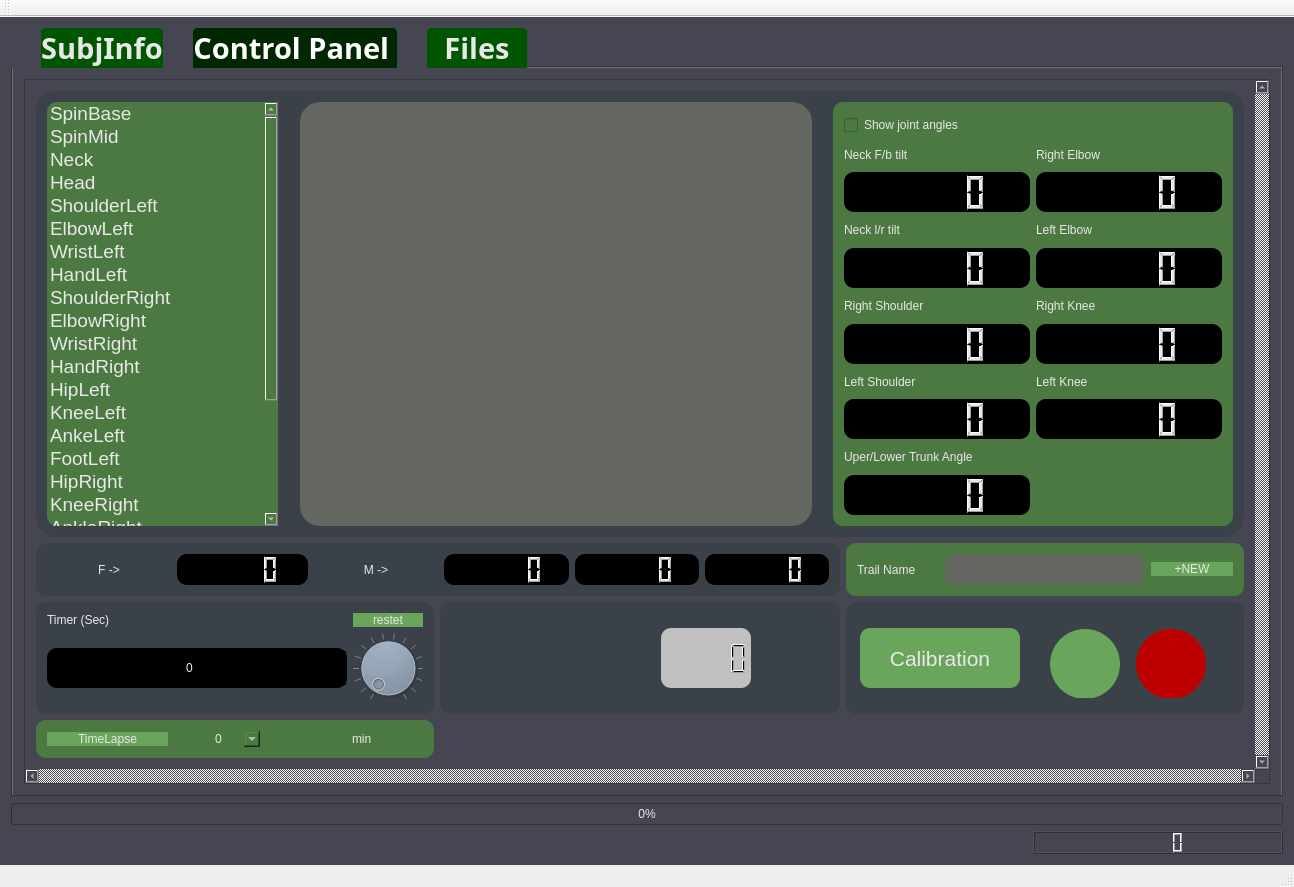
Old version of the form nWindows/mainwindow.ui in the repository zhaomengxiao/nWindows.
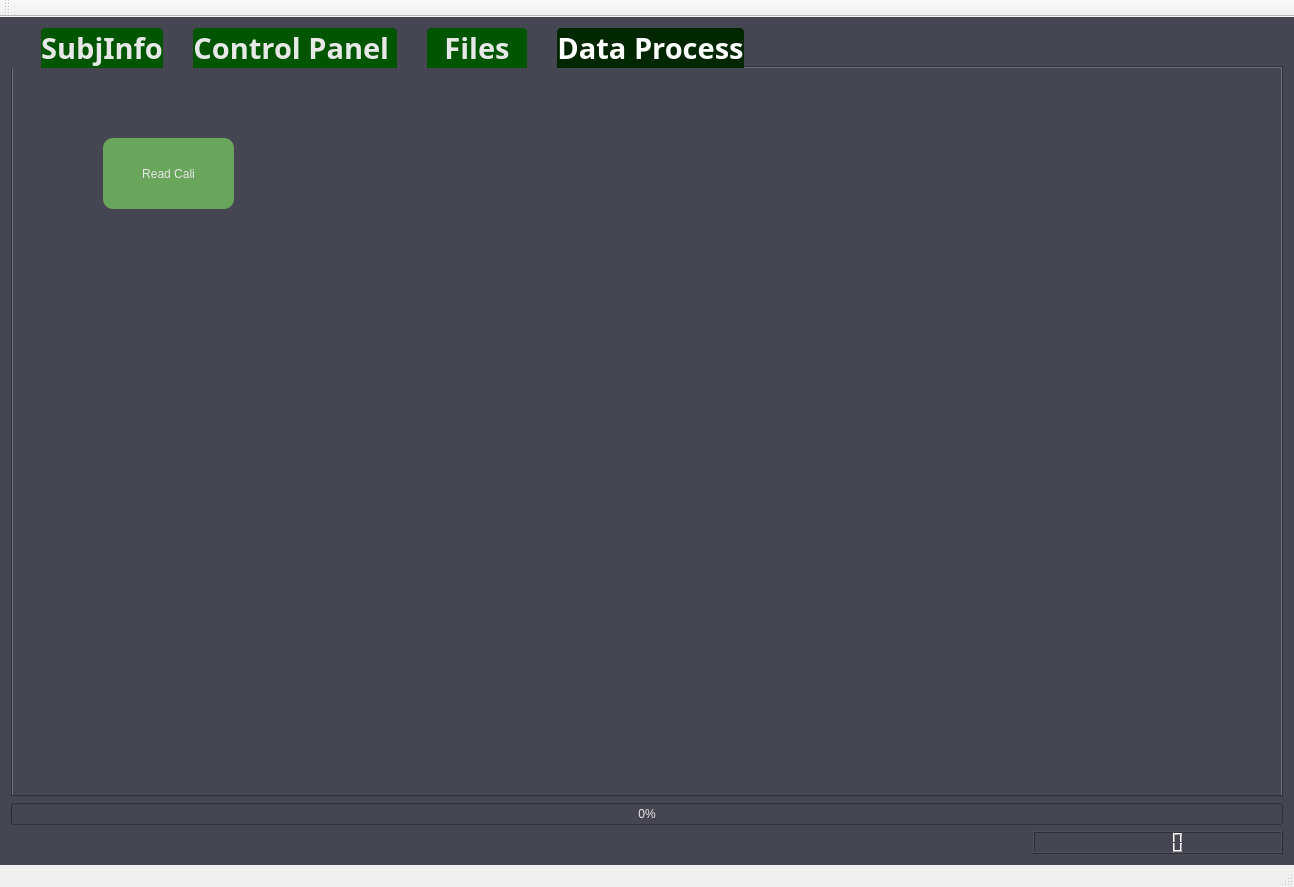
New version of the form. The open tabs and pages were chosen to show the change. Icons and pictures are not drawn.

Patch:
```diff
--- a/nWindows/mainwindow.ui
+++ b/nWindows/mainwindow.ui
@@ -2201,6 +2201,33 @@
         </item>
        </layout>
       </widget>
+      <widget class="QWidget" name="tab_3">
+       <attribute name="title">
+        <string>Data Process</string>
+       </attribute>
+       <widget class="QPushButton" name="pushButton_2">
+        <property name="geometry">
+         <rect>
+          <x>90</x>
+          <y>70</y>
+          <width>131</width>
+          <height>71</height>
+         </rect>
+        </property>
+        <property name="styleSheet">
+         <string notr="true">QPushButton{border-radius: 10px}
+
+QPushButton::!hover{
+background-color: rgb(105, 165, 90)}
+
+QPushButton::hover{
+background-color: rgb(76, 120, 65)}</string>
+        </property>
+        <property name="text">
+         <string>Read Cali</string>
+        </property>
+       </widget>
+      </widget>
      </widget>
     </item>
     <item row="3" column="0" alignment="Qt::AlignRight">
```
Left out of the diff: 43 changed lines with no effect on the pictures.
